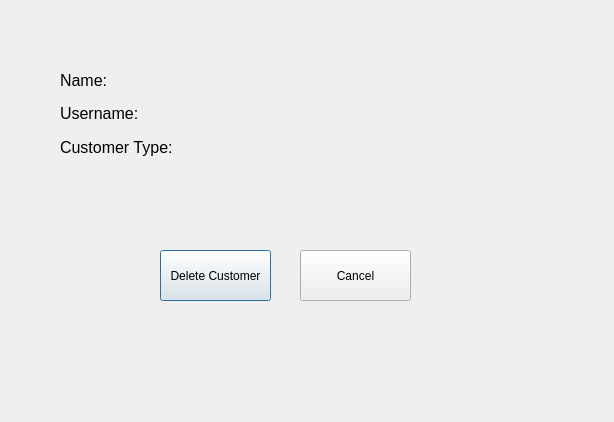
Old version of the form deletecustomer.ui in the repository CallmeTeddyBear/Canteen-Management-System.
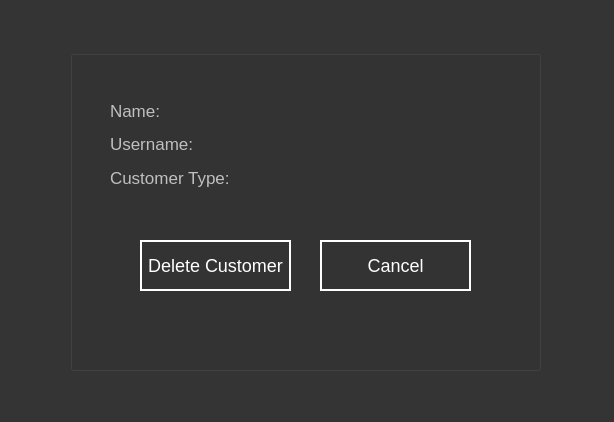
New version of the form.

```diff
--- a/deletecustomer.ui
+++ b/deletecustomer.ui
@@ -25,12 +25,80 @@
   <property name="windowTitle">
    <string>Delete Customer</string>
   </property>
+  <property name="styleSheet">
+   <string notr="true">QDialog
+{
+	background-color: rgb(52, 52, 52);
+}
+QGroupBox
+{
+	color: rgb(191, 191, 191);
+	font-size: 18px;
+}
+QLabel
+{
+	color: rgb(191, 191, 191);
+	font-size: 17px;
+}
+QLineEdit
+{	
+	color: rgb(255, 255, 255);
+	border-style: solid;
+	background-color: rgb(30, 30, 30);
+	font-size: 17px;
+}
+QPushButton
+{
+	color: rgb(255, 255, 255);
+	border-style: solid;
+	border-width: 2px;
+	border-color: rgb(255, 255, 255);
+	font-size: 18px;
+}
+QPushButton:hover
+{
+	background-color: rgb(255, 255, 255);
+	color: rgb(52, 52, 52);
+}
+QRadioButton
+{
+	font-size: 17px;
+	color: rgb(191, 191, 191);
+}
+QComboBox
+{
+	color: rgb(255, 255, 255);
+	background-color: rgb(30, 30, 30);
+	font-size: 17px;
+}
+QComboBox:hover
+{
+	background-color: rgb(0, 0, 0);
+}
+QComboBox QAbstractItemView
+{
+	background-color: rgb(52, 52, 52);
+	color: rgb(255, 255, 255);
+}</string>
+  </property>
+  <widget class="QGroupBox" name="groupBox">
+   <property name="geometry">
+    <rect>
+     <x>70</x>
+     <y>50</y>
+     <width>471</width>
+     <height>321</height>
+    </rect>
+   </property>
+   <property name="title">
+    <string/>
+   </property>
   <widget class="QPushButton" name="pushButton_deleteCustomer">
    <property name="geometry">
     <rect>
-     <x>160</x>
-     <y>250</y>
-     <width>111</width>
+      <x>70</x>
+      <y>190</y>
+      <width>151</width>
      <height>51</height>
     </rect>
    </property>
@@ -41,9 +109,9 @@
   <widget class="QPushButton" name="pushButton_cancel">
    <property name="geometry">
     <rect>
-     <x>300</x>
-     <y>250</y>
-     <width>111</width>
+      <x>250</x>
+      <y>190</y>
+      <width>151</width>
      <height>51</height>
     </rect>
    </property>
@@ -51,12 +119,12 @@
     <string>Cancel</string>
    </property>
   </widget>
-  <widget class="QWidget" name="">
+   <widget class="QWidget" name="layoutWidget">
    <property name="geometry">
     <rect>
-     <x>60</x>
-     <y>71</y>
-     <width>441</width>
+      <x>40</x>
+      <y>51</y>
+      <width>391</width>
      <height>94</height>
     </rect>
    </property>
@@ -67,7 +135,7 @@
        <widget class="QLabel" name="label">
         <property name="font">
          <font>
-          <pointsize>12</pointsize>
+           <pointsize>-1</pointsize>
          </font>
         </property>
         <property name="text">
@@ -79,7 +147,7 @@
        <widget class="QLabel" name="label_showName">
         <property name="font">
          <font>
-          <pointsize>12</pointsize>
+           <pointsize>-1</pointsize>
          </font>
         </property>
         <property name="text">
@@ -95,7 +163,7 @@
        <widget class="QLabel" name="label_2">
         <property name="font">
          <font>
-          <pointsize>12</pointsize>
+           <pointsize>-1</pointsize>
          </font>
         </property>
         <property name="text">
@@ -107,7 +175,7 @@
        <widget class="QLabel" name="label_showUsername">
         <property name="font">
          <font>
-          <pointsize>12</pointsize>
+           <pointsize>-1</pointsize>
          </font>
         </property>
         <property name="text">
@@ -123,7 +191,7 @@
        <widget class="QLabel" name="label_customerType">
         <property name="font">
          <font>
-          <pointsize>12</pointsize>
+           <pointsize>-1</pointsize>
          </font>
         </property>
         <property name="text">
@@ -135,7 +203,7 @@
        <widget class="QLabel" name="label_showCustomerType">
         <property name="font">
          <font>
-          <pointsize>11</pointsize>
+           <pointsize>-1</pointsize>
          </font>
         </property>
         <property name="text">
@@ -146,6 +214,7 @@
      </layout>
     </item>
    </layout>
+   </widget>
   </widget>
  </widget>
  <resources/>
```
Lines whose indentation alone changed are shown as unchanged.
